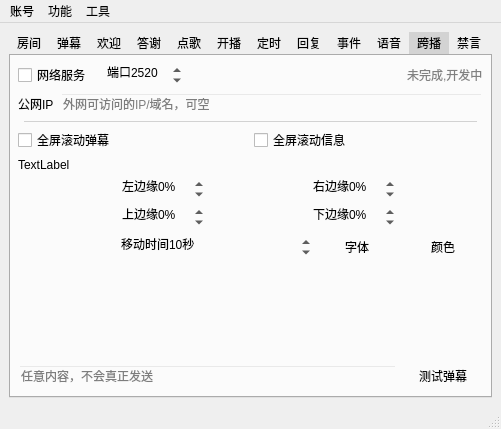
Before: the Qt Designer form mainwindow.ui in iwxyi/Bilibili-MagicalDanmaku, drawn with Qt 5.
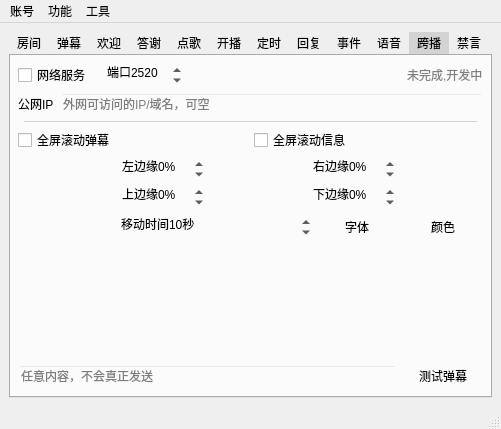
After: the same form once the commit is applied. The open tabs and pages were chosen to show the change. Icons and pictures are not drawn. Custom widgets are drawn as their Qt base class.

The edit to the form file:
```diff
--- a/mainwindow.ui
+++ b/mainwindow.ui
@@ -2333,13 +2333,6 @@
           </item>
          </layout>
         </item>
-        <item>
-         <widget class="QLabel" name="label_3">
-          <property name="text">
-           <string>TextLabel</string>
-          </property>
-         </widget>
-        </item>
         <item>
          <layout class="QHBoxLayout" name="horizontalLayout_29">
           <property name="topMargin">
```
Left out of the diff: 4 changed lines with no effect on the pictures.
